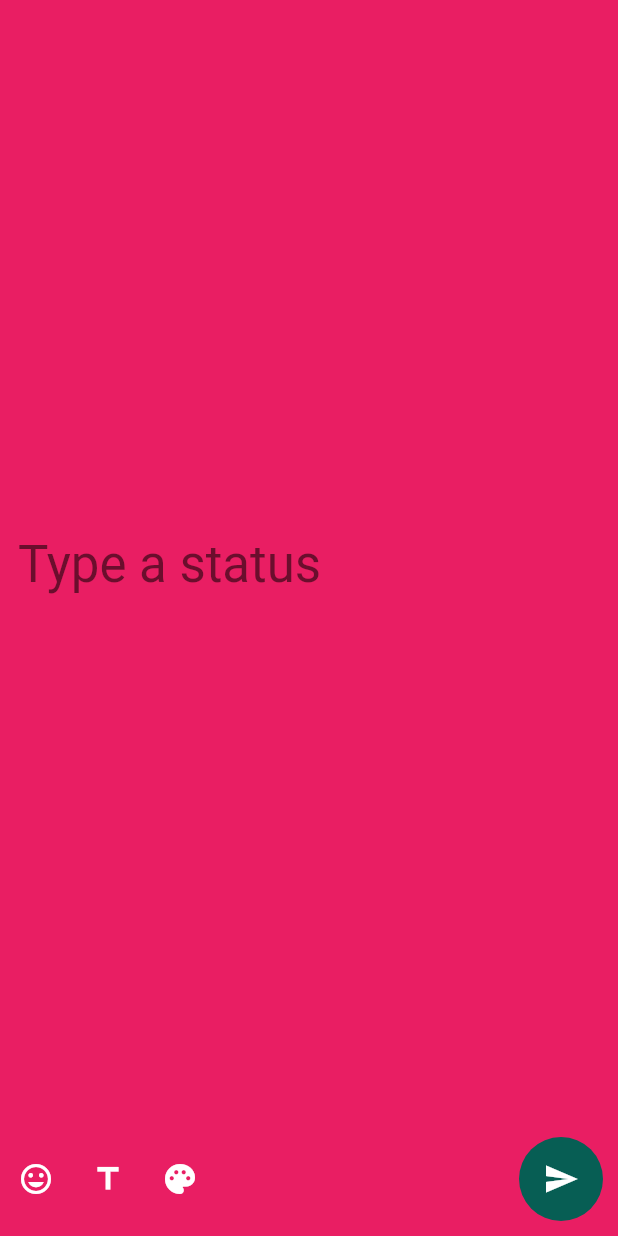
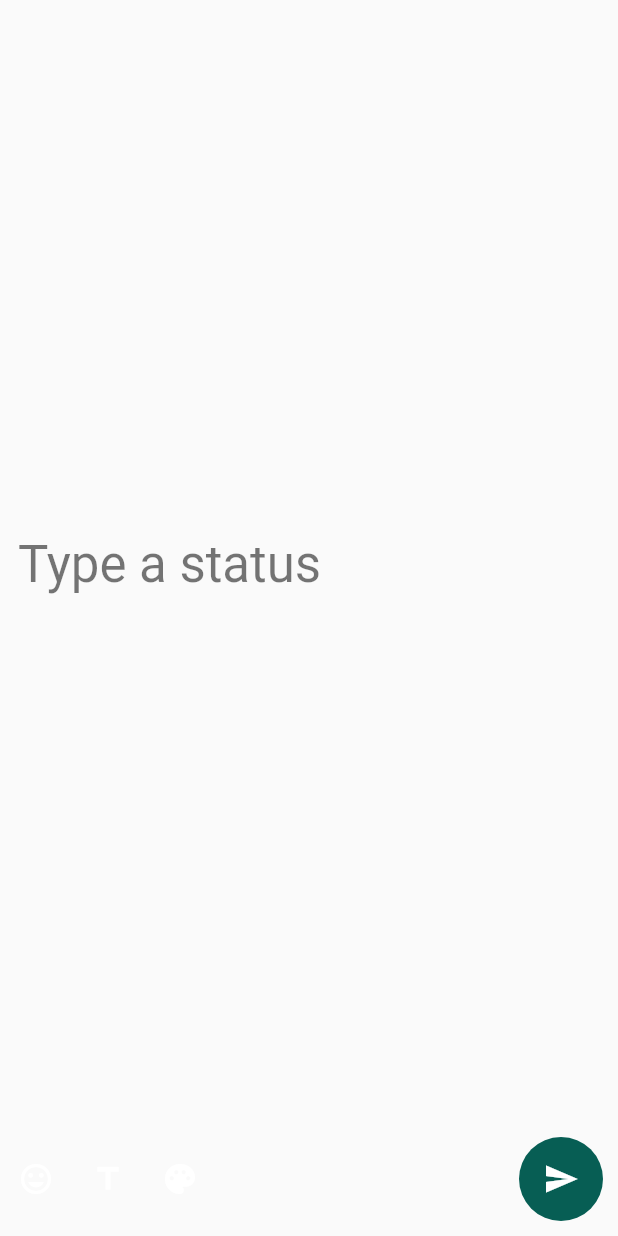
Before and after one commit to biswa1751/whatsapp, a Flutter app: the TypeStatusScreen screen opened directly, after a tap on the "palette" icon, on a phone screen of 412 x 824 dp. Run offline on Flutter 3.47's test engine with Material 2 defaults, Android fonts, the phone set to English and light mode, and no system bars; our stand-ins replace camera, font_awesome_flutter, material_design_icons_flutter; missing offline and left inert: random_color; network calls fail; statements that could not run were skipped.

Commit message:
adding random color

```diff
--- a/lib/pages/status_screen_pages/type_status_screen.dart
+++ b/lib/pages/status_screen_pages/type_status_screen.dart
@@ -1,4 +1,5 @@
 import 'package:flutter/material.dart';
+import 'package:random_color/random_color.dart';
 
 class TypeStatusScreen extends StatefulWidget {
   @override
@@ -6,19 +7,29 @@ class TypeStatusScreen extends StatefulWidget {
 }
 
 class _TypeStatusScreenState extends State<TypeStatusScreen> {
+  RandomColor _randomColor = RandomColor();
+  Color _color;
+  @override
+  void initState() {
+    super.initState();
+    _color = _randomColor.randomColor();
+  }
+
   @override
   Widget build(BuildContext context) {
     return Scaffold(
-      backgroundColor: Colors.pink,
+      backgroundColor: _color,
       body: Column(
         children: <Widget>[
           Flexible(
             child: Center(
                 child: TextField(
               cursorColor: Colors.white,
+
               style: TextStyle(fontSize: 40, color: Colors.white),
               decoration: InputDecoration(
                   hintText: "Type a status",
+
                   hintStyle: Theme.of(context).textTheme.display1,
                   border: OutlineInputBorder(borderSide: BorderSide.none)),
             )),
@@ -37,7 +48,11 @@ class _TypeStatusScreenState extends State<TypeStatusScreen> {
               ),
               IconButton(
                 icon: Icon(Icons.palette),
-                onPressed: () {},
+                onPressed: () {
+                  setState(() {
+                    _color = _randomColor.randomColor();
+                  });
+                },
                 color: Colors.white,
               ),
               Spacer(),
--- a/pubspec.yaml
+++ b/pubspec.yaml
@@ -16,6 +16,7 @@ dependencies:
   material_design_icons_flutter: ^3.2.3595
   share: ^0.6.0+1
   font_awesome_flutter: ^8.4.0
+  random_color: ^1.0.3
 
   # The following adds the Cupertino Icons font to your application.
   # Use with the CupertinoIcons class for iOS style icons.
```
Also changed, not shown: lib/pages/popup_screens/settings_pages/data_and_storage_usage.dart (+9 -6 lines), pubspec.lock.
